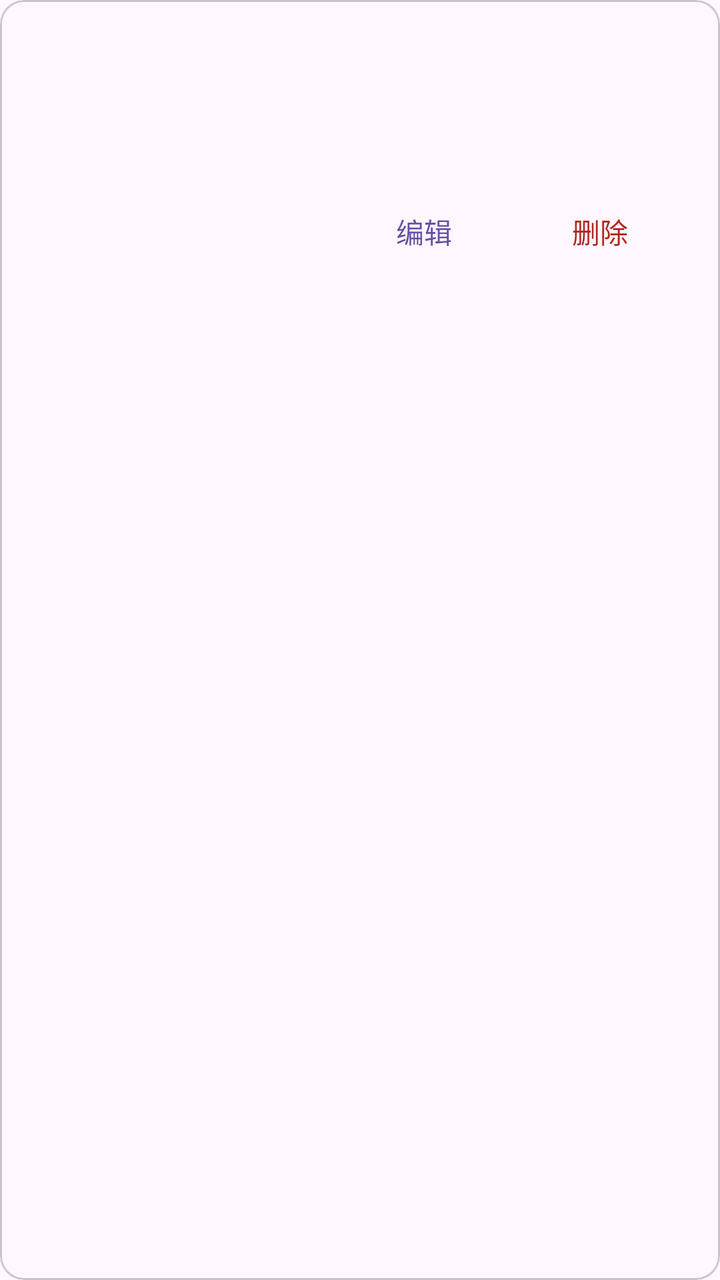
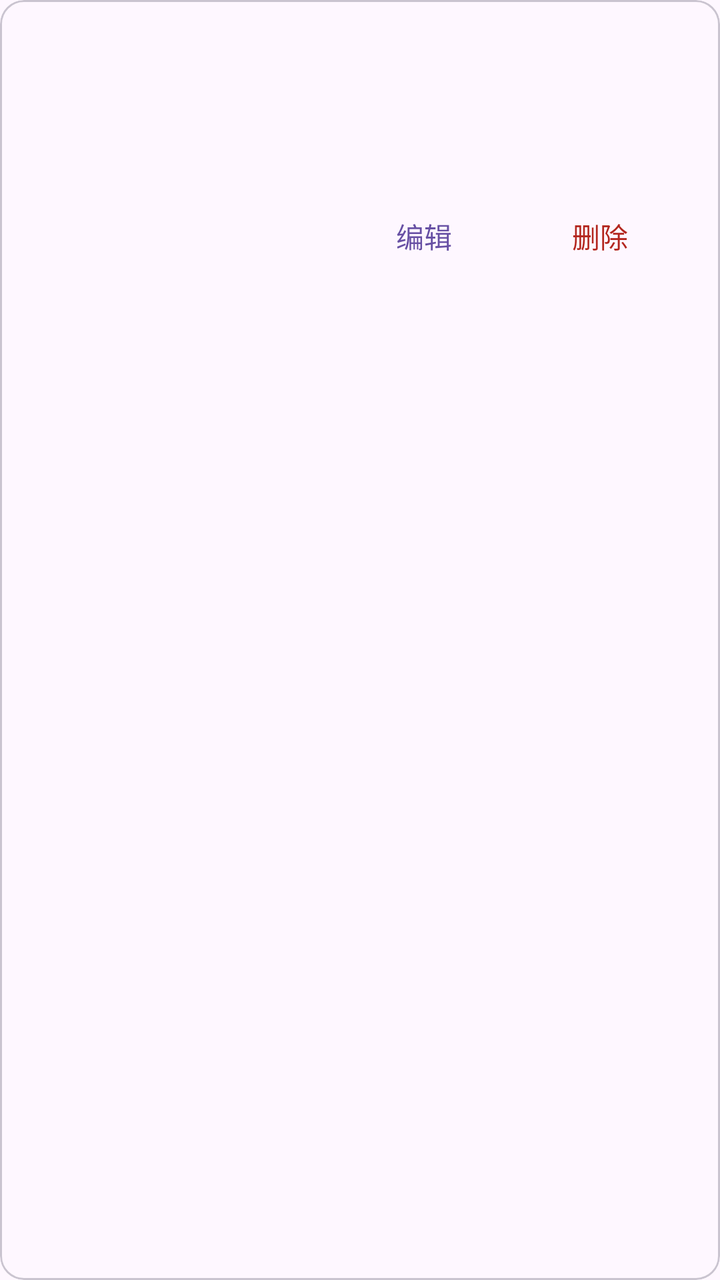

An Android layout rendered at two revisions. The XML below is the earlier revision; the diff shows what the commit changed to produce the second picture.
<!-- AndroidManifest.xml: application theme Theme.RecordMyLive -->
<!-- res/layout/item_expense.xml -->
<?xml version="1.0" encoding="utf-8"?>
<com.google.android.material.card.MaterialCardView
    xmlns:android="http://schemas.android.com/apk/res/android"
    android:layout_width="match_parent"
    android:layout_height="wrap_content"
    android:layout_marginTop="8dp">
    <LinearLayout
        android:layout_width="match_parent"
        android:layout_height="wrap_content"
        android:orientation="vertical"
        android:padding="16dp">
        <LinearLayout
            android:layout_width="match_parent"
            android:layout_height="wrap_content"
            android:gravity="center_vertical">
            <TextView
                android:id="@+id/tvCategory"
                android:layout_width="0dp"
                android:layout_height="wrap_content"
                android:layout_weight="1"
                android:textAppearance="@style/TextAppearance.Material3.TitleMedium" />
            <TextView
                android:id="@+id/tvAmount"
                android:layout_width="wrap_content"
                android:layout_height="wrap_content"
                android:textAppearance="@style/TextAppearance.Material3.TitleMedium"
                android:textColor="?attr/colorPrimary" />
        </LinearLayout>
        <TextView
            android:id="@+id/tvDate"
            android:layout_width="match_parent"
            android:layout_height="wrap_content"
            android:layout_marginTop="8dp"
            android:textColor="?attr/colorOnSurfaceVariant" />
        <TextView
            android:id="@+id/tvNote"
            android:layout_width="match_parent"
            android:layout_height="wrap_content"
            android:layout_marginTop="8dp" />
        <LinearLayout
            android:layout_width="match_parent"
            android:layout_height="wrap_content"
            android:gravity="end">
            <com.google.android.material.button.MaterialButton
                android:id="@+id/btnEdit"
                style="@style/Widget.Material3.Button.TextButton"
                android:layout_width="wrap_content"
                android:layout_height="wrap_content"
                android:text="编辑" />
            <com.google.android.material.button.MaterialButton
                android:id="@+id/btnDelete"
                style="@style/Widget.Material3.Button.TextButton"
                android:layout_width="wrap_content"
                android:layout_height="wrap_content"
                android:text="删除"
                android:textColor="?attr/colorError" />
        </LinearLayout>
    </LinearLayout>
</com.google.android.material.card.MaterialCardView>
<!-- resources referenced by this layout -->
<resources>
  <style name="Theme.RecordMyLive" parent="Base.Theme.RecordMyLive" />
  <style name="Base.Theme.RecordMyLive" parent="Theme.Material3.DayNight.NoActionBar">
          
          
      </style>
</resources>

<!-- the commit's change to res/layout/item_expense.xml (unified diff, before → after) -->
@@ -13,6 +13,13 @@
             android:layout_width="match_parent"
             android:layout_height="wrap_content"
             android:gravity="center_vertical">
+            <ImageView
+                android:id="@+id/ivCategoryIcon"
+                android:layout_width="24dp"
+                android:layout_height="24dp"
+                android:layout_marginEnd="12dp"
+                android:contentDescription=""
+                android:tint="?attr/colorPrimary" />
             <TextView
                 android:id="@+id/tvCategory"
                 android:layout_width="0dp"
